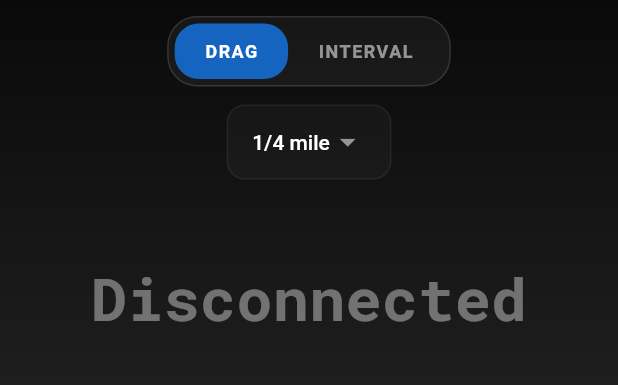
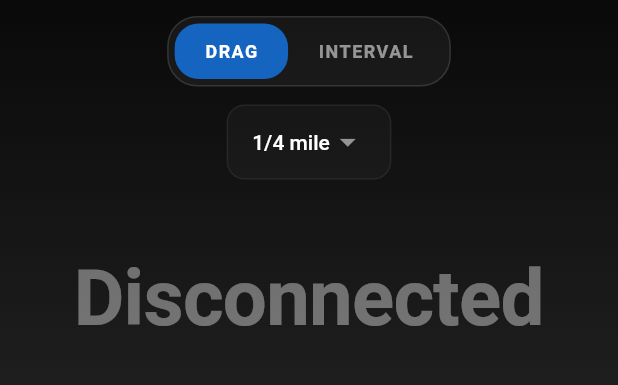
Before and after one commit to fbernatchez/open-dragy, a Flutter app: the screen it shows after launch, on a phone screen of 412 x 824 dp, the part 179-564 px from its top. Run offline on Flutter 3.47's test engine with Material 3 defaults, Android fonts, the phone set to English and light mode, and no system bars; our stand-ins replace audioplayers, flutter_blue_plus, flutter_tts, google_fonts, hive, hive_flutter and 4 more; missing offline and left inert: record; accounts and stored records are empty.

Commit message:
Refine dashboard status styling and add digital blinking STOP

```diff
--- a/lib/providers/dragy_provider.dart
+++ b/lib/providers/dragy_provider.dart
@@ -798,7 +798,7 @@ class DragyProvider extends ChangeNotifier {
     } else {
       _isArmed = !_isArmed;
       if (_isArmed) {
-        _metrics = _physicsEngine.reset();
+        _metrics = _physicsEngine.reset().copyWith(speedKmh: _metrics.speedKmh);
         _lastGpsUpdateTime = null;
         if (_enableAudioRecording) {
           _audioService.startArmedBuffer();
--- a/lib/screens/dashboard_screen.dart
+++ b/lib/screens/dashboard_screen.dart
@@ -103,10 +103,12 @@ class _DashboardScreenState extends State<DashboardScreen> {
     double fontSize = 80.0;
     Color textColor = Colors.white;
     String statusKey = "ready";
+    const double statusFontSize = 52.0;
+    bool shouldBlink = false;
 
     if (!isConnected) {
       mainTime = "Disconnected";
-      fontSize = 40.0;
+      fontSize = statusFontSize;
       textColor = Colors.white38;
       statusKey = "disconnected";
     } else if (metrics.isRunning) {
@@ -163,26 +165,52 @@ class _DashboardScreenState extends State<DashboardScreen> {
             dragy.satellites >= 4 && dragy.hdop > 0.0 && dragy.hdop <= 2.0;
         if (!isGpsReady) {
           mainTime = "Waiting for GPS";
-          fontSize = 35.0;
-          textColor = Colors.amberAccent;
+          fontSize = statusFontSize;
+          textColor = const Color(0xFFFFD54F);
           statusKey = "waiting_gps";
         } else if (dragy.isArmed) {
-          if (dragy.runMode == RunMode.drag && metrics.speedKmh > 0.0) {
-            mainTime = "Stop";
-            fontSize = 60.0;
+          final bool isStandingStart = dragy.runMode == RunMode.drag ||
+              (dragy.runMode == RunMode.interval &&
+                  dragy.intervalStartSpeed == 0.0);
+          if (isStandingStart) {
+            if (metrics.speedKmh > 0.0) {
+              mainTime = "STOP";
+              fontSize = statusFontSize;
               textColor = Colors.redAccent;
               statusKey = "stop";
+              shouldBlink = true;
             } else {
-            mainTime = dragy.runMode == RunMode.drag
-                ? "Awaiting Launch"
-                : "Awaiting Speed";
-            fontSize = 32.0;
-            textColor = const Color(0xFFFFBF00);
+              mainTime = "Ready to Launch";
+              fontSize = statusFontSize;
+              textColor = Colors.white;
               statusKey = "armed";
             }
           } else {
+            // Rolling Interval Mode
+            final double startSpeed = dragy.intervalStartSpeed;
+            final double endSpeed = dragy.intervalEndSpeed;
+            final bool isBraking = startSpeed > endSpeed;
+
+            if (!isBraking && metrics.speedKmh > startSpeed) {
+              mainTime = "Slow Down";
+              fontSize = statusFontSize;
+              textColor = const Color(0xFFFFD54F);
+              statusKey = "slow_down";
+            } else if (isBraking && metrics.speedKmh < startSpeed) {
+              mainTime = "Speed Up";
+              fontSize = statusFontSize;
+              textColor = const Color(0xFFFFD54F);
+              statusKey = "speed_up";
+            } else {
+              mainTime = isBraking ? "Ready to Brake" : "Ready to Run";
+              fontSize = statusFontSize;
+              textColor = Colors.white;
+              statusKey = "armed";
+            }
+          }
+        } else {
           mainTime = "Disarmed";
-          fontSize = 50.0;
+          fontSize = statusFontSize;
           textColor = Colors.white54;
           statusKey = "disarmed";
         }
@@ -723,13 +751,31 @@ class _DashboardScreenState extends State<DashboardScreen> {
                                       ),
                                     );
                                   },
+                              child: FittedBox(
+                                key: ValueKey<String>(statusKey),
+                                fit: BoxFit.scaleDown,
+                                child: Padding(
+                                  padding: const EdgeInsets.symmetric(
+                                    horizontal: 16.0,
+                                  ),
+                                  child: _BlinkingWidget(
+                                    isBlinking: shouldBlink,
                                     child: Text(
                                       mainTime,
-                                key: ValueKey<String>(statusKey),
-                                style: GoogleFonts.robotoMono(
+                                      style: mainTime.endsWith('s')
+                                          ? GoogleFonts.robotoMono(
                                               color: textColor,
                                               fontSize: fontSize,
                                               fontWeight: FontWeight.bold,
+                                            )
+                                          : GoogleFonts.roboto(
+                                              color: textColor,
+                                              fontSize: fontSize,
+                                              fontWeight: FontWeight.bold,
+                                              letterSpacing: -0.5,
+                                            ),
+                                    ),
+                                  ),
                                 ),
                               ),
                             ),
@@ -1315,3 +1361,50 @@ class _LiveWeatherWidget extends StatelessWidget {
     );
   }
 }
+
+class _BlinkingWidget extends StatefulWidget {
+  final Widget child;
+  final bool isBlinking;
+  const _BlinkingWidget({super.key, required this.child, required this.isBlinking});
+
+  @override
+  State<_BlinkingWidget> createState() => _BlinkingWidgetState();
+}
+
+class _BlinkingWidgetState extends State<_BlinkingWidget>
+    with TickerProviderStateMixin {
+  late final AnimationController _c;
+
+  @override
+  void initState() {
+    super.initState();
+    _c = AnimationController(
+      vsync: this,
+      duration: const Duration(milliseconds: 1000),
+    );
+  }
+
+  @override
+  void dispose() {
+    _c.dispose();
+    super.dispose();
+  }
+
+  @override
+  Widget build(BuildContext context) {
+    if (widget.isBlinking &&
+        !WidgetsBinding.instance.runtimeType.toString().contains('Test')) {
+      if (!_c.isAnimating) _c.repeat();
+      return AnimatedBuilder(
+        animation: _c,
+        builder: (context, child) => Opacity(
+          opacity: _c.value < 0.5 ? 1.0 : 0.0,
+          child: child,
+        ),
+        child: widget.child,
+      );
+    }
+    _c.stop();
+    return widget.child;
+  }
+}
--- a/pubspec.yaml
+++ b/pubspec.yaml
@@ -16,7 +16,7 @@ publish_to: 'none' # Remove this line if you wish to publish to pub.dev
 # https://developer.apple.com/library/archive/documentation/General/Reference/InfoPlistKeyReference/Articles/CoreFoundationKeys.html
 # In Windows, build-name is used as the major, minor, and patch parts
 # of the product and file versions while build-number is used as the build suffix.
-version: 1.2.2+94
+version: 1.2.2+95
 
 environment:
   sdk: ^3.11.5
```
Also changed, not shown: 1 other file. Lines whose indentation alone changed are shown as unchanged.
